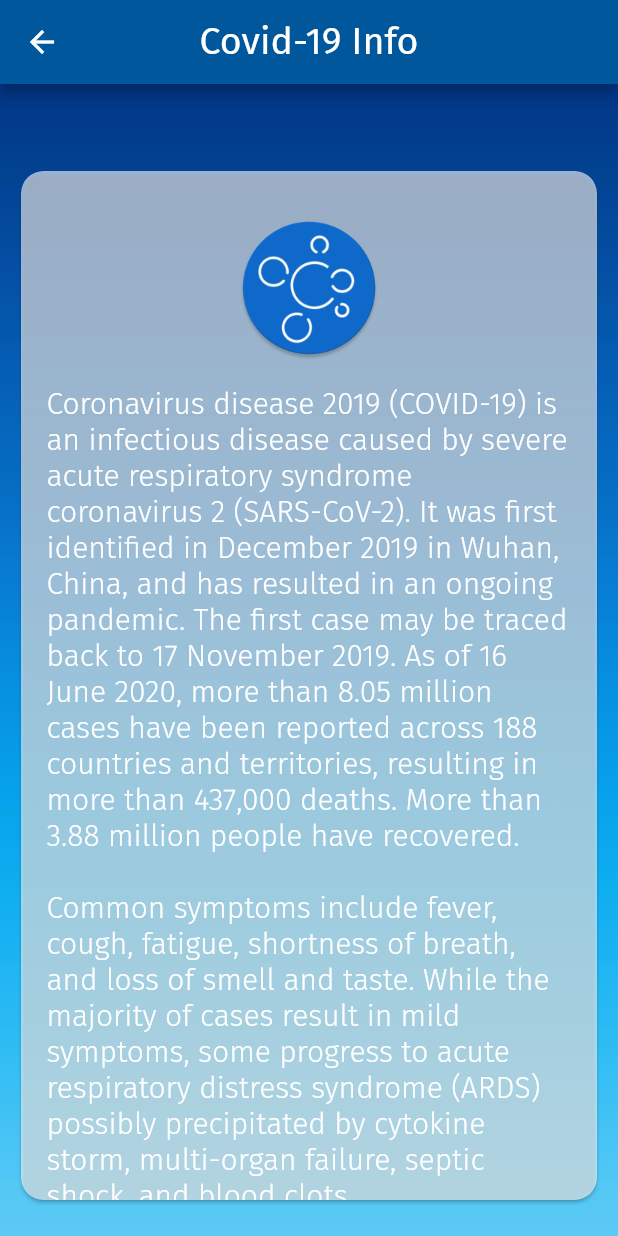
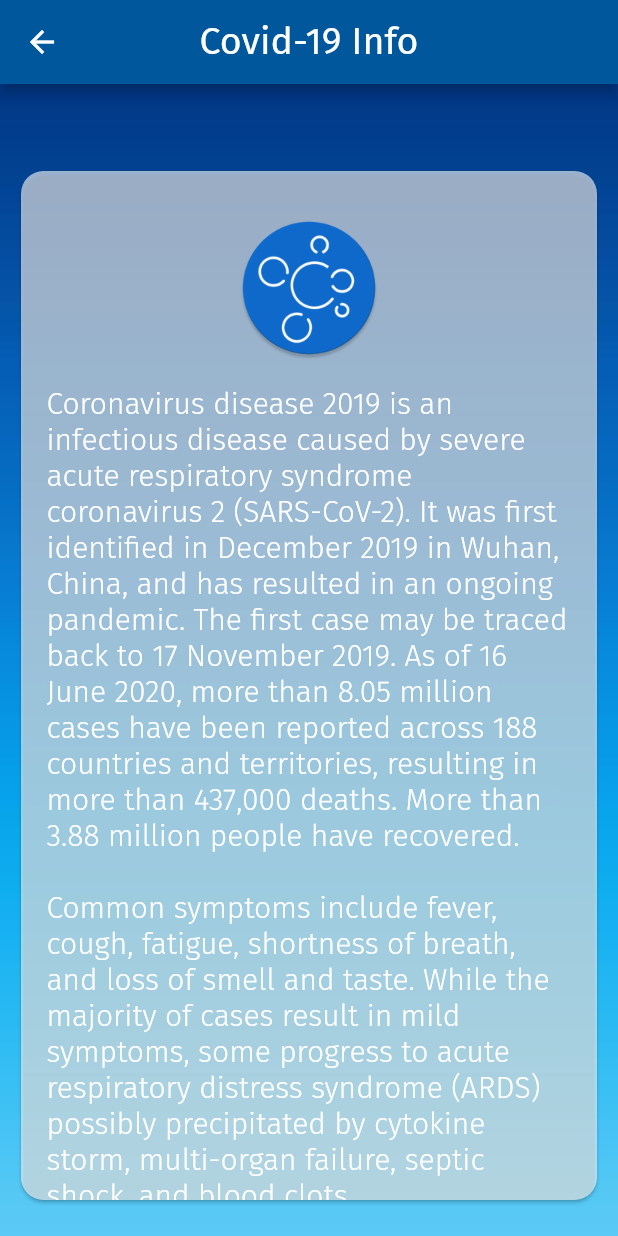
Before and after one commit to mattscepter/covid-shield, a Flutter app: the covidInfo screen opened directly, on a phone screen of 412 x 824 dp. Run offline on Flutter 3.47's test engine with Material 2 defaults, Android fonts, the phone set to English and light mode, and no system bars; missing offline and left inert: esys_flutter_share; network calls fail; project files that could hold a hidden picture were left out.

Commit message:
Update covidinfo.dart

```diff
--- a/lib/covidinfo.dart
+++ b/lib/covidinfo.dart
@@ -37,7 +37,7 @@ class covidInfo extends StatelessWidget{
                     ),
                     Padding(
                       padding: const EdgeInsets.all(17.0),
-                      child: Text('Coronavirus disease 2019 (COVID-19) is an infectious disease caused by severe acute respiratory syndrome coronavirus 2 (SARS-CoV-2). It was first identified in December 2019 in Wuhan, China, and has resulted in an ongoing pandemic. The first case may be traced back to 17 November 2019. As of 16 June 2020, more than 8.05 million cases have been reported across 188 countries and territories, resulting in more than 437,000 deaths. More than 3.88 million people have recovered.\n\n'
+                      child: Text('Coronavirus disease 2019 is an infectious disease caused by severe acute respiratory syndrome coronavirus 2 (SARS-CoV-2). It was first identified in December 2019 in Wuhan, China, and has resulted in an ongoing pandemic. The first case may be traced back to 17 November 2019. As of 16 June 2020, more than 8.05 million cases have been reported across 188 countries and territories, resulting in more than 437,000 deaths. More than 3.88 million people have recovered.\n\n'
                           'Common symptoms include fever, cough, fatigue, shortness of breath, and loss of smell and taste. While the majority of cases result in mild symptoms, some progress to acute respiratory distress syndrome (ARDS) possibly precipitated by cytokine storm, multi-organ failure, septic shock, and blood clots.\n\n'
                           'The virus is primarily spread between people during close contact, most often via small droplets produced by coughing, sneezing, and talking. The droplets usually fall to the ground or onto surfaces rather than travelling through air over long distances. Less commonly, people may become infected by touching a contaminated surface and then touching their face.\n\n'
                           'Recommended measures to prevent infection include frequent hand washing, maintaining physical distance from others (especially from those with symptoms), quarantine (especially for those with symptoms), covering coughs, and keeping unwashed hands away from the face. The use of cloth face coverings such as a scarf or a bandana has been recommended by health officials in public settings to minimise the risk of transmissions, with some authorities requiring their use.\n\n'
```
